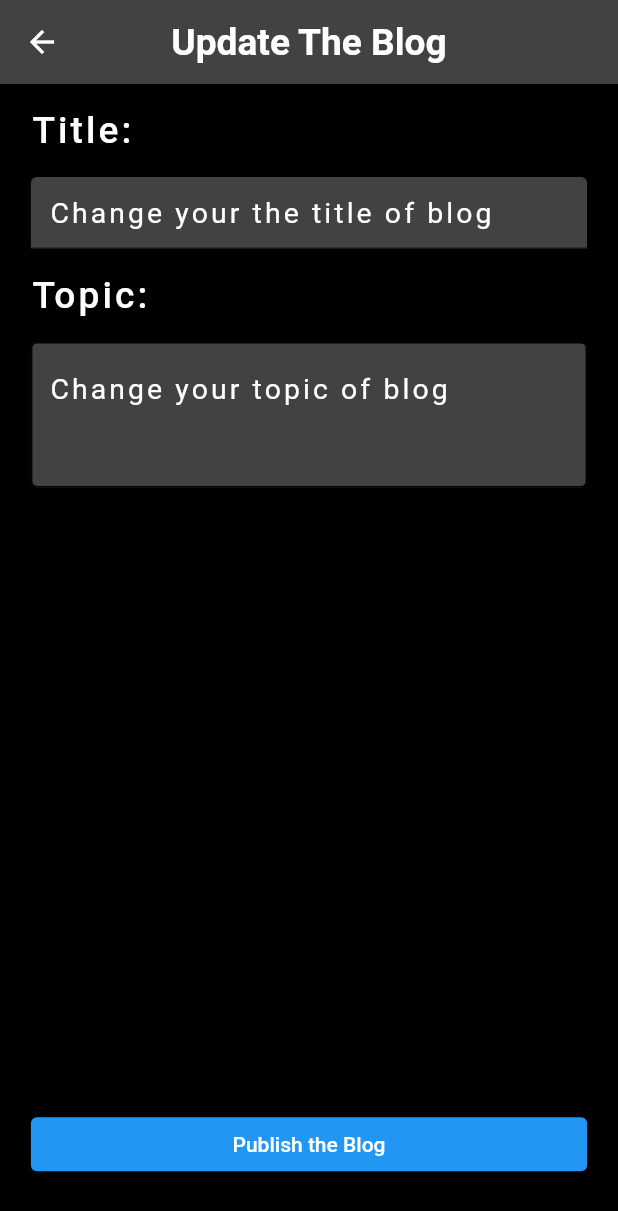
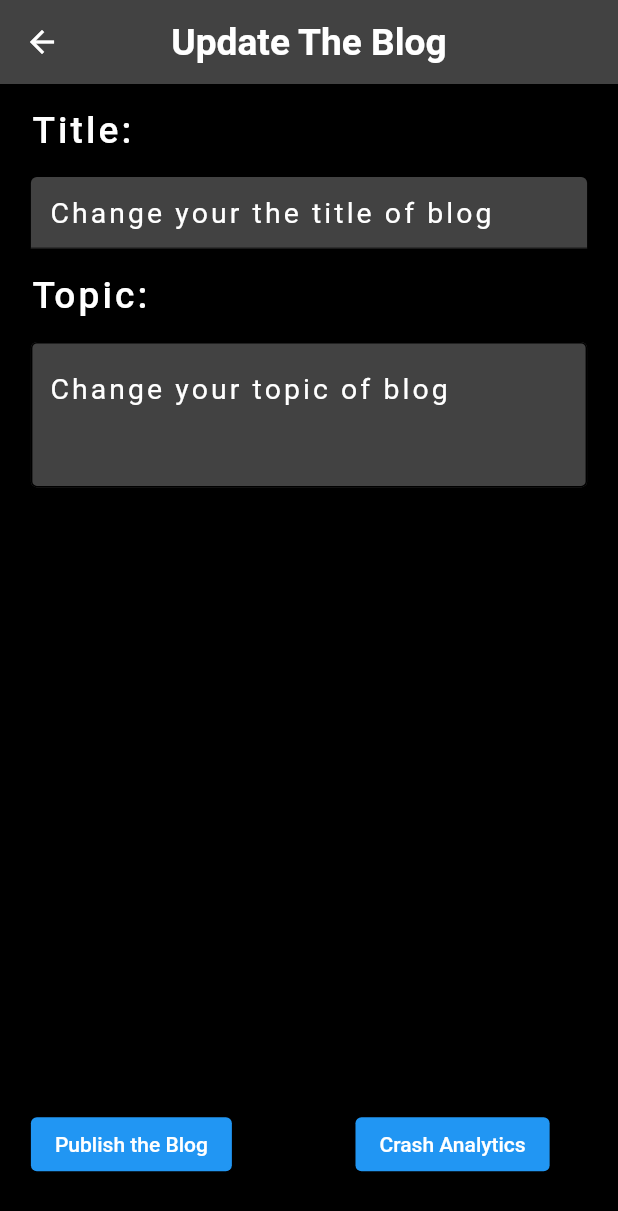
Before and after one commit to oakarakum/feuerbase_ex, a Flutter app: the UpdateScreen screen opened by its route, on a phone screen of 412 x 824 dp. Shown: the top 1211 px of the screen. Run offline on Flutter 3.47's test engine with Material 2 defaults, Android fonts, the light colour scheme and no system bars; our stand-ins replace cloud_firestore, firebase_analytics, firebase_auth, firebase_core, get, responsive_sizer; accounts and stored records are empty.

Commit message:
crash analytics üzerinde çalışıyorum

```diff
--- a/lib/modules/homepage/homepage_controller.dart
+++ b/lib/modules/homepage/homepage_controller.dart
@@ -1,7 +1,10 @@
+import 'package:feuerbase_ex/shared/services/analytics_services.dart';
 import 'package:feuerbase_ex/shared/services/firestore_service.dart';
 import 'package:get/get.dart';
 
 class HomepageController extends GetxController {
-  FireStoreService storage = FireStoreService();
+  FireStoreService storage =
+      FireStoreService(); //Fire servisden veri almak için
+  //AnalyticsService analyticsService = Get.find();
   //Stream<List<Blog>> readBlogs() =>
 }
--- a/lib/modules/routes/app_pages.dart
+++ b/lib/modules/routes/app_pages.dart
@@ -45,7 +45,7 @@ class AppPages {
     ),
     GetPage(
         name: Routes.UPDATE,
-        page: () => const UpdateScreen(),
+        page: () => UpdateScreen(),
         binding: UpdateBinding())
   ];
 }
--- a/lib/modules/update_blog/update_controller.dart
+++ b/lib/modules/update_blog/update_controller.dart
@@ -1,7 +1,9 @@
-import 'package:cloud_firestore/cloud_firestore.dart';
 import 'package:feuerbase_ex/shared/services/firestore_service.dart';
 import 'package:get/get.dart';
 
+import '../../shared/services/analytics_services.dart';
+
 class UpdateController extends GetxController {
   FireStoreService upToDate = FireStoreService();
+  AnalyticsService analyticsService = AnalyticsService();
 }
--- a/lib/modules/update_blog/update_screen.dart
+++ b/lib/modules/update_blog/update_screen.dart
@@ -102,6 +102,8 @@ class UpdateScreen extends GetView<UpdateController> {
                 ),
               ),
             ),
+            Row(
+              children: [
                 ElevatedButton(
                     onPressed: () {
                       /* controller.storage
@@ -110,7 +112,22 @@ class UpdateScreen extends GetView<UpdateController> {
                     },
                     child: Center(
                       child: Text("Publish the Blog"),
+                    )),
+                SizedBox(
+                  width: 20.w,
+                ),
+                ElevatedButton(
+                    onPressed: () {
+                      controller.analyticsService.logEvent();
+                    },
+                    child: Center(
+                      child: Text(
+                        "Crash Analytics",
+                        style: TextStyle(color: Colors.white),
+                      ),
                     ))
+              ],
+            ),
           ],
         ),
       ),
--- /dev/null
+++ b/lib/shared/services/analytics_services.dart
@@ -0,0 +1,21 @@
+import 'package:firebase_analytics/firebase_analytics.dart';
+import 'package:get/get.dart';
+
+class AnalyticsService extends GetxService {
+  FirebaseAnalytics? analytics;
+
+  Future<AnalyticsService> init() async {
+    analytics = FirebaseAnalytics.instance;
+    return this;
+  }
+
+  logEvent() async {
+    await FirebaseAnalytics.instance.logEvent(
+      name: "select_content",
+      parameters: {
+        "content_type": "image",
+        "item_id": 2232,
+      },
+    );
+  }
+}
--- a/pubspec.yaml
+++ b/pubspec.yaml
@@ -42,6 +42,7 @@ dependencies:
   firebase_core: ^2.4.0
   firebase_auth: ^4.2.1
   cloud_firestore: ^4.3.0
+  firebase_analytics: ^10.0.8
 
 
 
```
Also changed, not shown: lib/modules/homepage/homepage_screen.dart (+10 -0 lines), pubspec.lock, 3 other files. Lines whose indentation alone changed are shown as unchanged.
